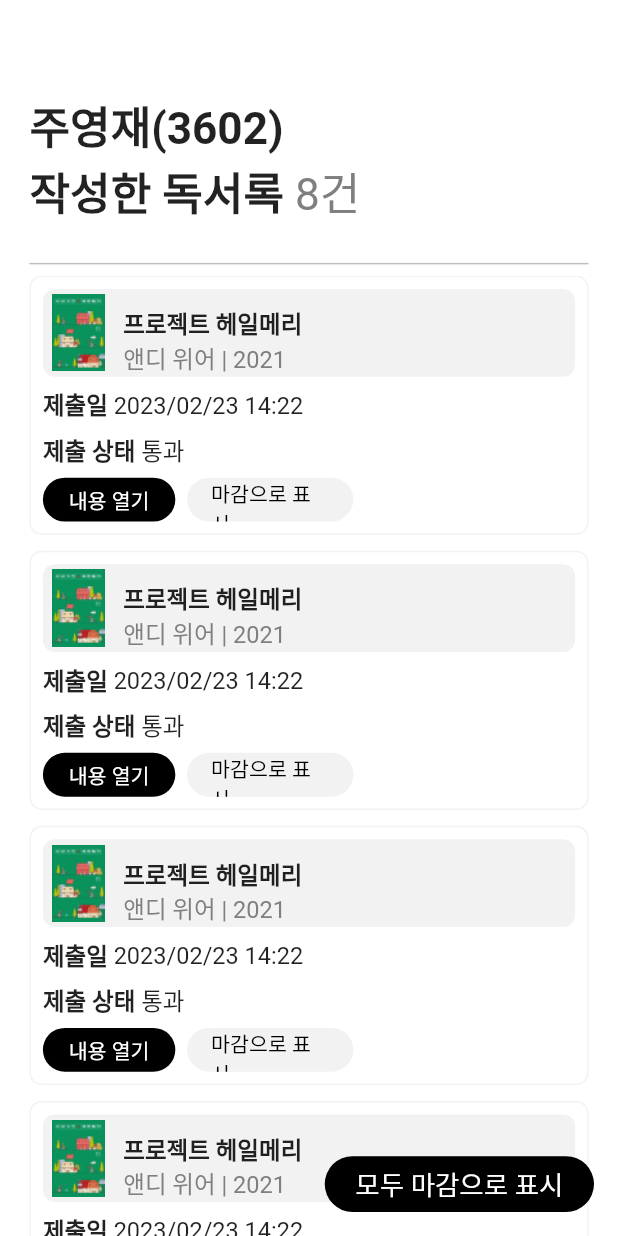
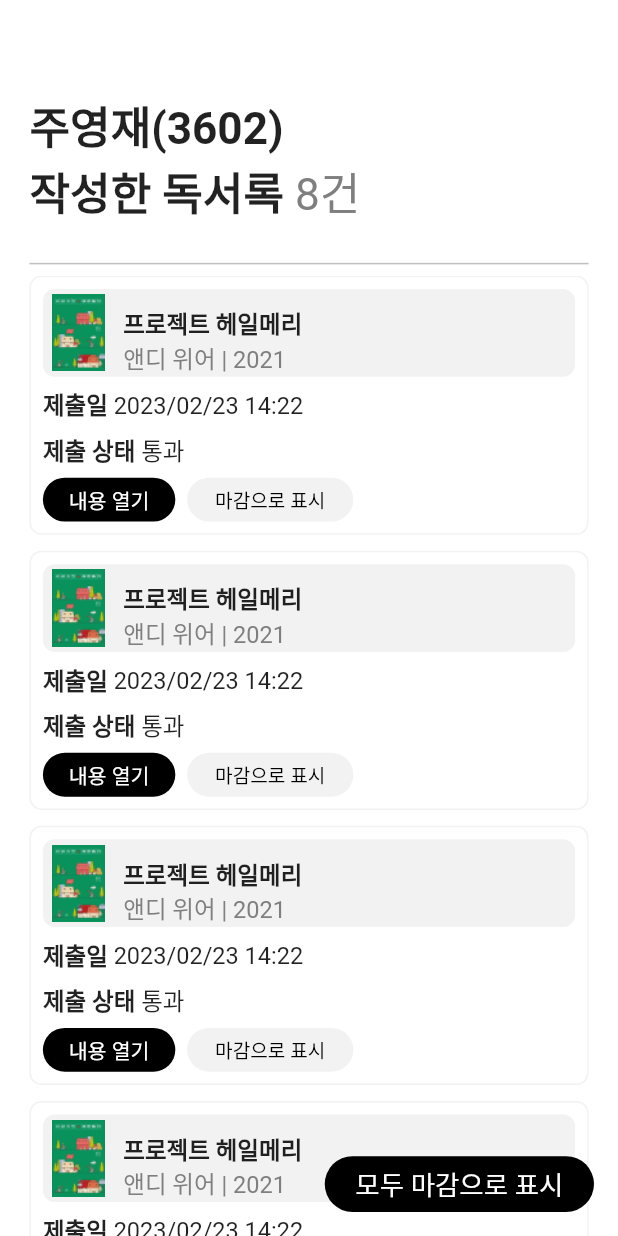
Before and after one commit to No-swimming/No-swimming-Admin-App, a Flutter app: the StudentDetailPage screen opened directly, on a phone screen of 412 x 824 dp. Run offline on Flutter 3.47's test engine with Material 2 defaults, Android fonts, the phone set to English and light mode, and no system bars; our stand-ins replace firebase_core, fluentui_system_icons, flutter_screenutil; accounts and stored records are empty; generated files the repository leaves out were written again; Roboto replaces fonts that are missing (LINE Seed Sans KR).

Commit message:
마감으로 표시 버튼 글자 크기 수정

```diff
--- a/lib/widget/reading_journal_card.dart
+++ b/lib/widget/reading_journal_card.dart
@@ -75,7 +75,7 @@ class ReadingJournalCard extends StatelessWidget {
                   width: 113.0,
                   height: 33.0,
                   backgroundColor: Color(0xffF2F2F2),
-                  fontSize: 14.0,
+                  fontSize: 13.0,
                   textColor: Colors.black,
                   func: () => checkPopupCard(context, '마감으로 표시',
                       '마감으로 표시된 뒤에는 독서록을 수정할 수 없습니다.', func),
```
